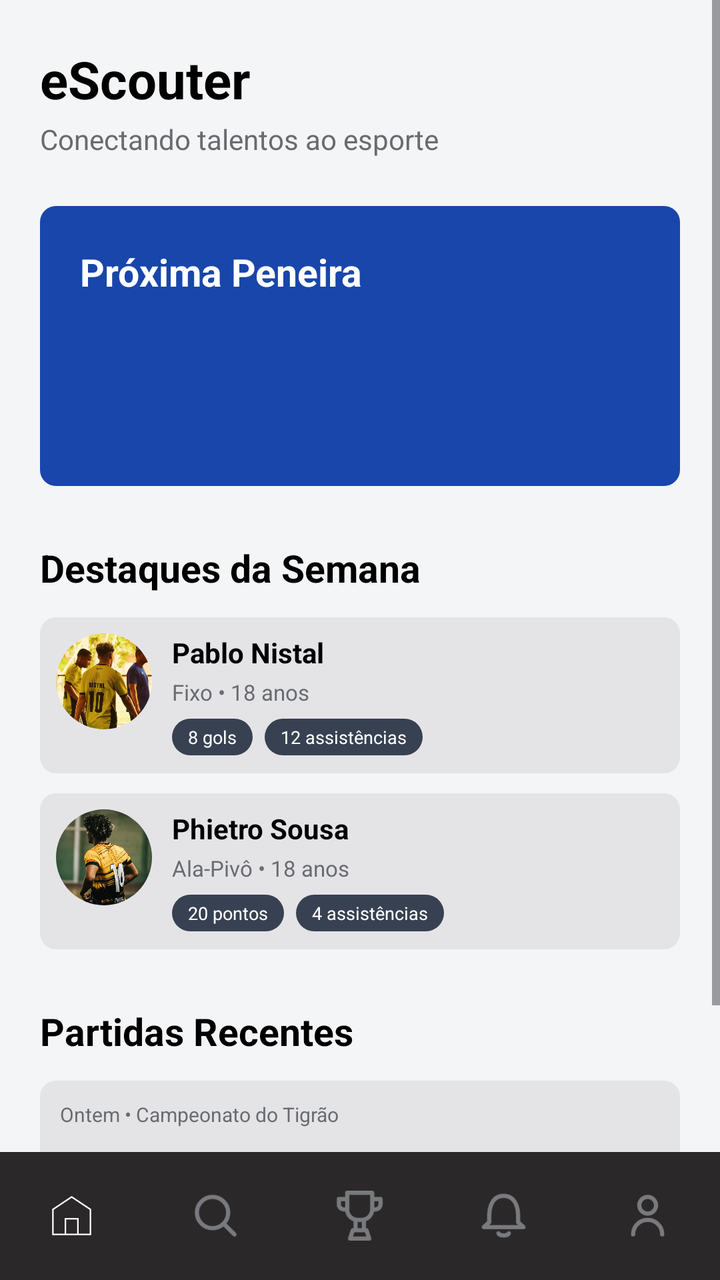
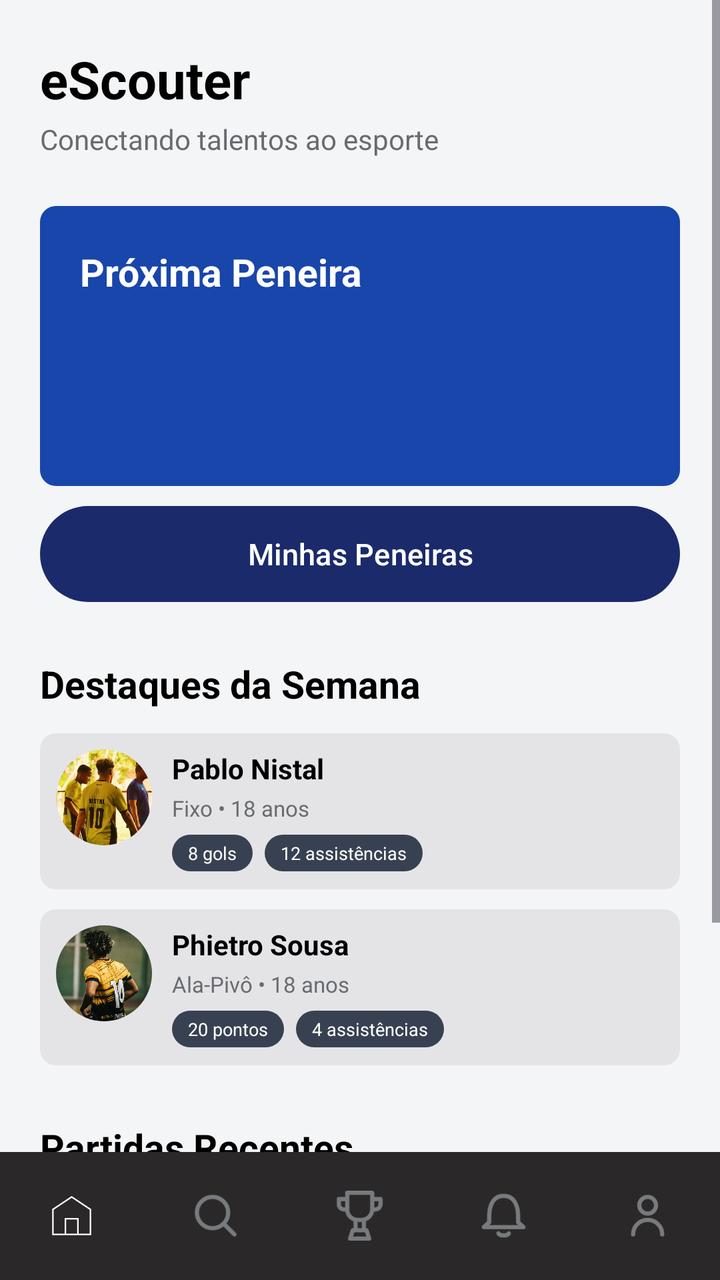

An Android layout rendered at two revisions. The XML below is the earlier revision; the diff shows what the commit changed to produce the second picture.
<!-- AndroidManifest.xml: application theme Theme.Escouter -->
<!-- res/layout/fragment_home.xml -->
<?xml version="1.0" encoding="utf-8"?>
<androidx.constraintlayout.widget.ConstraintLayout
    xmlns:android="http://schemas.android.com/apk/res/android"
    xmlns:app="http://schemas.android.com/apk/res-auto"
    xmlns:tools="http://schemas.android.com/tools"
    android:layout_width="match_parent"
    android:layout_height="match_parent"
    android:background="@color/background">

    
    <ScrollView
        android:layout_width="0dp"
        android:layout_height="0dp"
        android:fillViewport="true"
        android:clipToPadding="false"
        android:paddingBottom="12dp"
        app:layout_constraintTop_toTopOf="parent"
        app:layout_constraintBottom_toTopOf="@id/bottomNavigation"
        app:layout_constraintStart_toStartOf="parent"
        app:layout_constraintEnd_toEndOf="parent">

        <LinearLayout
            android:layout_width="match_parent"
            android:layout_height="wrap_content"
            android:orientation="vertical"
            android:paddingStart="20dp"
            android:paddingEnd="20dp"
            android:paddingTop="22dp"
            android:paddingBottom="24dp">

            
            <LinearLayout
                android:id="@+id/cabecalho"
                android:layout_width="match_parent"
                android:layout_height="wrap_content"
                android:orientation="vertical">

                <TextView
                    android:layout_width="wrap_content"
                    android:layout_height="wrap_content"
                    android:text="@string/app_name"
                    android:textColor="@color/txtPreto"
                    android:textSize="26sp"
                    android:textStyle="bold" />

                <TextView
                    android:layout_width="wrap_content"
                    android:layout_height="wrap_content"
                    android:layout_marginTop="3dp"
                    android:text="@string/desc_name"
                    android:textColor="@color/txtCinza"
                    android:textSize="14sp" />

            </LinearLayout>

            
            <androidx.constraintlayout.widget.ConstraintLayout
                android:id="@+id/cardPeneira"
                android:layout_width="match_parent"
                android:layout_height="wrap_content"
                android:layout_marginTop="24dp"
                android:background="@drawable/bg_cardpeneira"
                android:minHeight="140dp"
                android:padding="20dp">

                <TextView
                    android:id="@+id/txtPeneira"
                    android:layout_width="wrap_content"
                    android:layout_height="wrap_content"
                    android:text="Próxima Peneira"
                    android:textColor="@color/txtBranco"
                    android:textSize="19sp"
                    android:textStyle="bold"
                    app:layout_constraintStart_toStartOf="parent"
                    app:layout_constraintTop_toTopOf="parent" />

                <TextView
                    android:id="@+id/txtTime"
                    android:layout_width="0dp"
                    android:layout_height="wrap_content"
                    android:layout_marginTop="10dp"
                    android:ellipsize="end"
                    android:maxLines="1"
                    android:textColor="@color/txtBranco"
                    android:textSize="17sp"
                    android:textStyle="bold"
                    app:layout_constraintStart_toStartOf="parent"
                    app:layout_constraintEnd_toEndOf="parent"
                    app:layout_constraintTop_toBottomOf="@id/txtPeneira" />

                <TextView
                    android:id="@+id/txtData"
                    android:layout_width="0dp"
                    android:layout_height="wrap_content"
                    android:layout_marginTop="8dp"
                    android:ellipsize="end"
                    android:maxLines="2"
                    android:textColor="@color/txtBranco"
                    android:textSize="13sp"
                    app:layout_constraintStart_toStartOf="parent"
                    app:layout_constraintEnd_toEndOf="parent"
                    app:layout_constraintTop_toBottomOf="@id/txtTime" />

            </androidx.constraintlayout.widget.ConstraintLayout>

            
            <Button
                android:id="@+id/btnCriarPeneira"
                style="@style/Botao"
                android:layout_width="match_parent"
                android:layout_height="48dp"
                android:layout_marginTop="12dp"
                android:background="@drawable/bg_button_primary"
                android:elevation="0dp"
                android:text="+ Criar Peneira"
                android:textAllCaps="false"
                android:textColor="@color/txtBranco"
                android:textSize="14sp"
                android:textStyle="bold"
                android:visibility="gone"
                tools:visibility="visible" />

            
            <LinearLayout
                android:id="@+id/destaques"
                android:layout_width="match_parent"
                android:layout_height="wrap_content"
                android:layout_marginTop="28dp"
                android:orientation="vertical">

                <TextView
                    android:layout_width="wrap_content"
                    android:layout_height="wrap_content"
                    android:text="Destaques da Semana"
                    android:textColor="@color/txtPreto"
                    android:textSize="19sp"
                    android:textStyle="bold" />

                
                <androidx.constraintlayout.widget.ConstraintLayout
                    android:id="@+id/cardJogador1"
                    android:layout_width="match_parent"
                    android:layout_height="78dp"
                    android:layout_marginTop="12dp"
                    android:background="@drawable/bg_cardhome"
                    android:padding="8dp">

                    <com.google.android.material.imageview.ShapeableImageView
                        android:id="@+id/fotoJogador1"
                        android:layout_width="48dp"
                        android:layout_height="48dp"
                        android:scaleType="centerCrop"
                        android:src="@drawable/foto_jogador"
                        app:layout_constraintStart_toStartOf="parent"
                        app:layout_constraintTop_toTopOf="parent"
                        app:shapeAppearanceOverlay="@style/CircularImage" />

                    <TextView
                        android:id="@+id/nomeJogador1"
                        android:layout_width="0dp"
                        android:layout_height="wrap_content"
                        android:layout_marginStart="10dp"
                        android:text="Pablo Nistal"
                        android:textColor="@color/txtPreto"
                        android:textSize="14sp"
                        android:textStyle="bold"
                        app:layout_constraintStart_toEndOf="@id/fotoJogador1"
                        app:layout_constraintEnd_toEndOf="parent"
                        app:layout_constraintTop_toTopOf="parent" />

                    <TextView
                        android:id="@+id/infoJogador1"
                        android:layout_width="0dp"
                        android:layout_height="wrap_content"
                        android:layout_marginStart="10dp"
                        android:layout_marginTop="3dp"
                        android:text="Fixo • 18 anos"
                        android:textColor="@color/txtCinza"
                        android:textSize="11sp"
                        app:layout_constraintStart_toEndOf="@id/fotoJogador1"
                        app:layout_constraintEnd_toEndOf="parent"
                        app:layout_constraintTop_toBottomOf="@id/nomeJogador1" />

                    <TextView
                        android:id="@+id/golsJogador1"
                        android:layout_width="wrap_content"
                        android:layout_height="wrap_content"
                        android:layout_marginStart="10dp"
                        android:layout_marginTop="6dp"
                        android:background="@drawable/bg_estatistica"
                        android:paddingStart="8dp"
                        android:paddingTop="3dp"
                        android:paddingEnd="8dp"
                        android:paddingBottom="3dp"
                        android:text="8 gols"
                        android:textColor="@color/txtBranco"
                        android:textSize="9sp"
                        app:layout_constraintStart_toEndOf="@id/fotoJogador1"
                        app:layout_constraintTop_toBottomOf="@id/infoJogador1" />

                    <TextView
                        android:id="@+id/assistenciasJogador1"
                        android:layout_width="wrap_content"
                        android:layout_height="wrap_content"
                        android:layout_marginStart="6dp"
                        android:background="@drawable/bg_estatistica"
                        android:paddingStart="8dp"
                        android:paddingTop="3dp"
                        android:paddingEnd="8dp"
                        android:paddingBottom="3dp"
                        android:text="12 assistências"
                        android:textColor="@color/txtBranco"
                        android:textSize="9sp"
                        app:layout_constraintStart_toEndOf="@id/golsJogador1"
                        app:layout_constraintTop_toTopOf="@id/golsJogador1" />

                </androidx.constraintlayout.widget.ConstraintLayout>

                
                <androidx.constraintlayout.widget.ConstraintLayout
                    android:id="@+id/cardJogador2"
                    android:layout_width="match_parent"
                    android:layout_height="78dp"
                    android:layout_marginTop="10dp"
                    android:background="@drawable/bg_cardhome"
                    android:padding="8dp">

                    <com.google.android.material.imageview.ShapeableImageView
                        android:id="@+id/fotoJogador2"
                        android:layout_width="48dp"
                        android:layout_height="48dp"
                        android:scaleType="centerCrop"
                        android:src="@drawable/foto_jogador2"
                        app:layout_constraintStart_toStartOf="parent"
                        app:layout_constraintTop_toTopOf="parent"
                        app:shapeAppearanceOverlay="@style/CircularImage" />

                    <TextView
                        android:id="@+id/nomeJogador2"
                        android:layout_width="0dp"
                        android:layout_height="wrap_content"
                        android:layout_marginStart="10dp"
                        android:text="Phietro Sousa"
                        android:textColor="@color/txtPreto"
                        android:textSize="14sp"
                        android:textStyle="bold"
                        app:layout_constraintStart_toEndOf="@id/fotoJogador2"
                        app:layout_constraintEnd_toEndOf="parent"
                        app:layout_constraintTop_toTopOf="parent" />

                    <TextView
                        android:id="@+id/infoJogador2"
                        android:layout_width="0dp"
                        android:layout_height="wrap_content"
                        android:layout_marginStart="10dp"
                        android:layout_marginTop="3dp"
                        android:text="Ala-Pivô • 18 anos"
                        android:textColor="@color/txtCinza"
                        android:textSize="11sp"
                        app:layout_constraintStart_toEndOf="@id/fotoJogador2"
                        app:layout_constraintEnd_toEndOf="parent"
                        app:layout_constraintTop_toBottomOf="@id/nomeJogador2" />

                    <TextView
                        android:id="@+id/golsJogador2"
                        android:layout_width="wrap_content"
                        android:layout_height="wrap_content"
                        android:layout_marginStart="10dp"
                        android:layout_marginTop="6dp"
                        android:background="@drawable/bg_estatistica"
                        android:paddingStart="8dp"
                        android:paddingTop="3dp"
                        android:paddingEnd="8dp"
                        android:paddingBottom="3dp"
                        android:text="20 pontos"
                        android:textColor="@color/txtBranco"
                        android:textSize="9sp"
                        app:layout_constraintStart_toEndOf="@id/fotoJogador2"
                        app:layout_constraintTop_toBottomOf="@id/infoJogador2" />

                    <TextView
                        android:id="@+id/assistenciasJogador2"
                        android:layout_width="wrap_content"
                        android:layout_height="wrap_content"
                        android:layout_marginStart="6dp"
                        android:background="@drawable/bg_estatistica"
                        android:paddingStart="8dp"
                        android:paddingTop="3dp"
                        android:paddingEnd="8dp"
                        android:paddingBottom="3dp"
                        android:text="4 assistências"
                        android:textColor="@color/txtBranco"
                        android:textSize="9sp"
                        app:layout_constraintStart_toEndOf="@id/golsJogador2"
                        app:layout_constraintTop_toTopOf="@id/golsJogador2" />

                </androidx.constraintlayout.widget.ConstraintLayout>

            </LinearLayout>

            
            <LinearLayout
                android:id="@+id/partidas"
                android:layout_width="match_parent"
                android:layout_height="wrap_content"
                android:layout_marginTop="28dp"
                android:orientation="vertical">

                <TextView
                    android:layout_width="wrap_content"
                    android:layout_height="wrap_content"
                    android:text="Partidas Recentes"
                    android:textColor="@color/txtPreto"
                    android:textSize="19sp"
                    android:textStyle="bold" />

                <androidx.constraintlayout.widget.ConstraintLayout
                    android:id="@+id/cardPartida1"
                    android:layout_width="match_parent"
                    android:layout_height="82dp"
                    android:layout_marginTop="12dp"
                    android:background="@drawable/bg_cardhome"
                    android:padding="10dp">

                    <TextView
                        android:id="@+id/txtInfoPartida"
                        android:layout_width="wrap_content"
                        android:layout_height="wrap_content"
                        android:text="Ontem • Campeonato do Tigrão"
                        android:textColor="@color/txtCinza"
                        android:textSize="10sp"
                        app:layout_constraintStart_toStartOf="parent"
                        app:layout_constraintTop_toTopOf="parent" />

                    <TextView
                        android:id="@+id/txtTimeCasa"
                        android:layout_width="wrap_content"
                        android:layout_height="wrap_content"
                        android:text="União FC"
                        android:textColor="@color/txtPreto"
                        android:textSize="14sp"
                        android:textStyle="bold"
                        app:layout_constraintBottom_toBottomOf="parent"
                        app:layout_constraintStart_toStartOf="parent"
                        app:layout_constraintTop_toTopOf="parent"
                        app:layout_constraintVertical_bias="0.72" />

                    <TextView
                        android:id="@+id/txtPlacar"
                        android:layout_width="wrap_content"
                        android:layout_height="wrap_content"
                        android:text="2 x 1"
                        android:textColor="@color/pontuacoes"
                        android:textSize="16sp"
                        android:textStyle="bold"
                        app:layout_constraintBottom_toBottomOf="@id/txtTimeCasa"
                        app:layout_constraintEnd_toStartOf="@id/txtTimeFora"
                        app:layout_constraintStart_toEndOf="@id/txtTimeCasa"
                        app:layout_constraintTop_toTopOf="@id/txtTimeCasa" />

                    <TextView
                        android:id="@+id/txtTimeFora"
                        android:layout_width="wrap_content"
                        android:layout_height="wrap_content"
                        android:text="Bons Amigos"
                        android:textColor="@color/txtPreto"
                        android:textSize="14sp"
                        android:textStyle="bold"
                        app:layout_constraintBottom_toBottomOf="@id/txtTimeCasa"
                        app:layout_constraintEnd_toEndOf="parent"
                        app:layout_constraintTop_toTopOf="@id/txtTimeCasa" />

                </androidx.constraintlayout.widget.ConstraintLayout>

            </LinearLayout>

        </LinearLayout>
    </ScrollView>

    
    <com.google.android.material.bottomnavigation.BottomNavigationView
        android:id="@+id/bottomNavigation"
        android:layout_width="0dp"
        android:layout_height="64dp"
        android:background="@color/opcoes"
        app:itemActiveIndicatorStyle="@null"
        app:itemIconTint="@color/bottom_nav_color"
        app:itemIconSize="25dp"
        app:labelVisibilityMode="unlabeled"
        app:layout_constraintStart_toStartOf="parent"
        app:layout_constraintEnd_toEndOf="parent"
        app:layout_constraintBottom_toBottomOf="parent"
        app:menu="@menu/bottom_menu" />

</androidx.constraintlayout.widget.ConstraintLayout>
<!-- resources referenced by this layout -->
<resources>
  <color name="background">#F4F5F7</color>
  <color name="opcoes">#2A2828</color>
  <color name="pontuacoes">#4974D2</color>
  <color name="txtBranco">#FFFFFF</color>
  <color name="txtCinza">#686B70</color>
  <color name="txtPreto">#000000</color>
  <!-- drawable bg_button_primary (drawable) -->
  <?xml version="1.0" encoding="utf-8"?>
  <shape xmlns:android="http://schemas.android.com/apk/res/android"
      android:shape="rectangle">
  
      <solid android:color="#1B2A6B" />
      <corners android:radius="28dp" />
  
  </shape>
  <!-- drawable bg_cardhome (drawable) -->
  <?xml version="1.0" encoding="utf-8"?>
  <shape xmlns:android="http://schemas.android.com/apk/res/android">
  
      <solid android:color="@color/card"/>
  
      <corners android:radius="8dp"/>
  
  </shape>
  <!-- drawable bg_cardpeneira (drawable) -->
  <?xml version="1.0" encoding="utf-8"?>
  <shape xmlns:android="http://schemas.android.com/apk/res/android">
  
      <solid android:color="@color/cardPeneira"/>
  
      <corners android:radius="8dp"/>
  
  </shape>
  <!-- drawable bg_estatistica (drawable) -->
  <?xml version="1.0" encoding="utf-8"?>
  <shape xmlns:android="http://schemas.android.com/apk/res/android">
  
      <solid android:color="#374151"/>
  
      <corners android:radius="20dp"/>
  
  </shape>
  <!-- drawable foto_jogador: jpeg bitmap (drawable, 53254 bytes) -->
  <!-- drawable foto_jogador2: jpeg bitmap (drawable, 66573 bytes) -->
  <string name="app_name">eScouter</string>
  <string name="desc_name">Conectando talentos ao esporte</string>
  <style name="Botao">
          <item name="backgroundTint">@null</item>
      </style>
  <style name="CircularImage">
          <item name="cornerFamily">rounded</item>
          <item name="cornerSize">50%</item>
      </style>
  <style name="Theme.Escouter" parent="Base.Theme.Escouter" />
  <color name="card">#E4E4E7</color>
  <color name="cardPeneira">#1946AB</color>
  <style name="Base.Theme.Escouter" parent="Theme.Material3.DayNight.NoActionBar">
          
          
      </style>
</resources>

<!-- the commit's change to res/layout/fragment_home.xml (unified diff, before → after) -->
@@ -119,6 +119,18 @@
                 android:textStyle="bold"
                 android:visibility="gone"
                 tools:visibility="visible" />
+
+            <Button
+                android:id="@+id/btnMinhasPeneiras"
+                android:layout_width="match_parent"
+                android:layout_height="48dp"
+                android:layout_marginTop="10dp"
+                android:background="@drawable/bg_button_primary"
+                android:text="Minhas Peneiras"
+                android:textAllCaps="false"
+                android:textColor="@color/branco"
+                android:textSize="15sp"
+                style="@style/Botao" />
 
             
             <LinearLayout
<!-- resource entries referenced after the edit -->
@@ -1,6 +1,7 @@
 <!-- resources referenced by this layout -->
 <resources>
   <color name="background">#F4F5F7</color>
+  <color name="branco">#FFFFFF</color>
   <color name="opcoes">#2A2828</color>
   <color name="pontuacoes">#4974D2</color>
   <color name="txtBranco">#FFFFFF</color>
